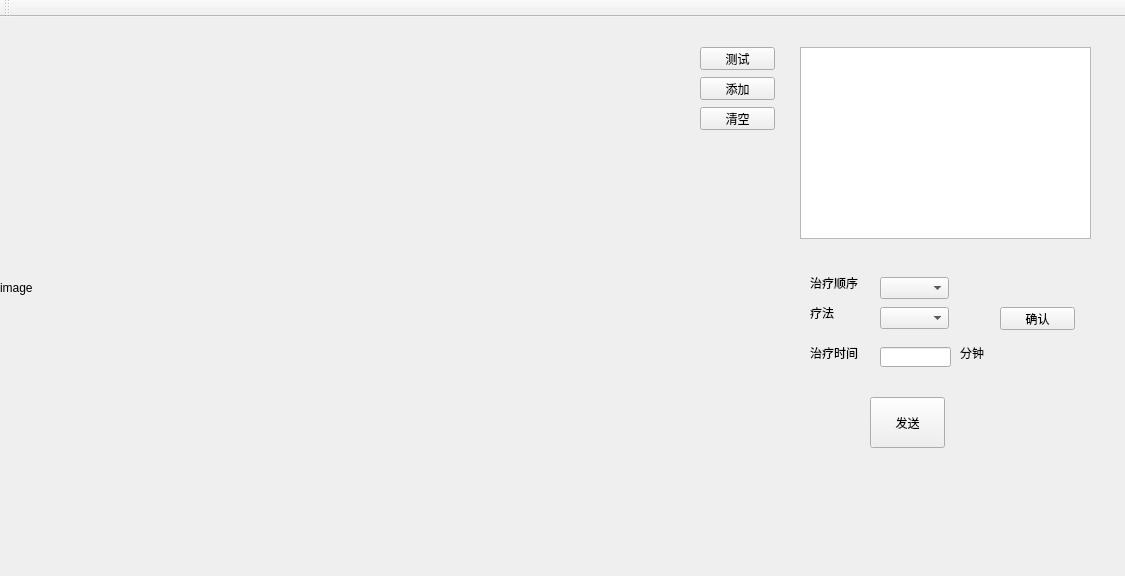
The window that AJDoctorView/mainwindow.ui (leo0530/AJDoctorView) describes before a commit, drawn with Qt 5.
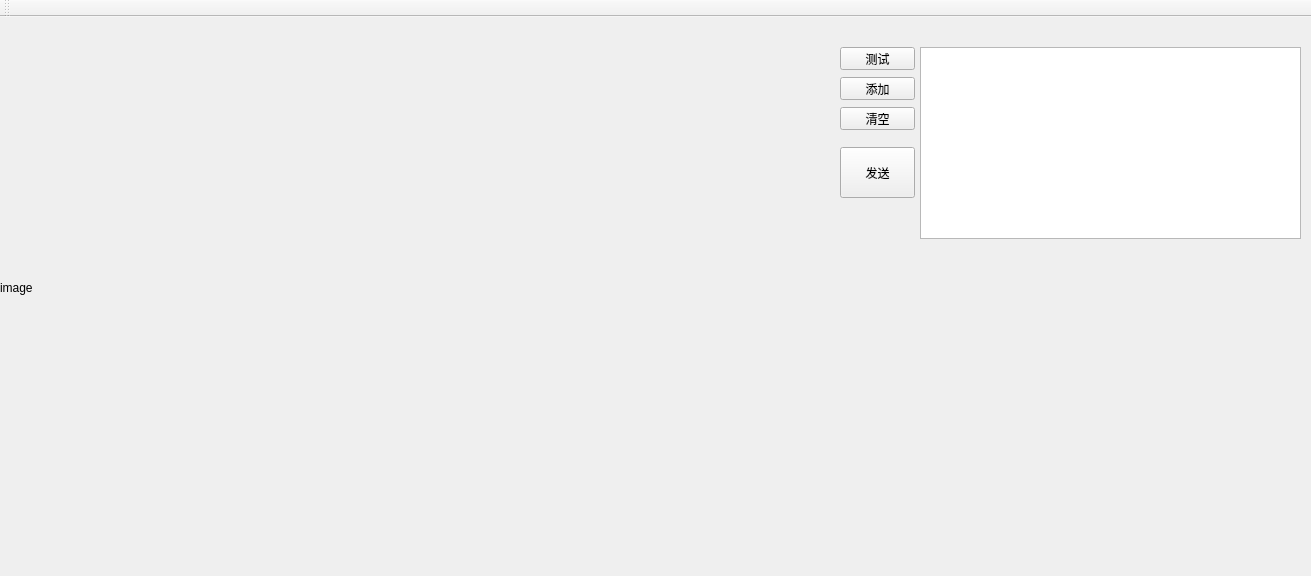
The same window after the commit.

```diff
--- a/AJDoctorView/mainwindow.ui
+++ b/AJDoctorView/mainwindow.ui
@@ -6,7 +6,7 @@
    <rect>
     <x>0</x>
     <y>0</y>
-    <width>1125</width>
+    <width>1311</width>
     <height>576</height>
    </rect>
   </property>
@@ -30,7 +30,7 @@
    <widget class="QPushButton" name="pushButton">
     <property name="geometry">
      <rect>
-      <x>700</x>
+      <x>840</x>
       <y>30</y>
       <width>75</width>
       <height>23</height>
@@ -43,9 +43,9 @@
    <widget class="QTableView" name="tableView">
     <property name="geometry">
      <rect>
-      <x>800</x>
+      <x>920</x>
       <y>30</y>
-      <width>291</width>
+      <width>381</width>
       <height>192</height>
      </rect>
     </property>
@@ -53,7 +53,7 @@
    <widget class="QPushButton" name="addButton">
     <property name="geometry">
      <rect>
-      <x>700</x>
+      <x>840</x>
       <y>60</y>
       <width>75</width>
       <height>23</height>
@@ -66,7 +66,7 @@
    <widget class="QPushButton" name="deleteItemButton">
     <property name="geometry">
      <rect>
-      <x>700</x>
+      <x>840</x>
       <y>90</y>
       <width>75</width>
       <height>23</height>
@@ -76,106 +76,11 @@
      <string>清空</string>
     </property>
    </widget>
-   <widget class="QComboBox" name="comboBox_no">
-    <property name="geometry">
-     <rect>
-      <x>880</x>
-      <y>260</y>
-      <width>69</width>
-      <height>22</height>
-     </rect>
-    </property>
-   </widget>
-   <widget class="QComboBox" name="comboBox_cure">
-    <property name="geometry">
-     <rect>
-      <x>880</x>
-      <y>290</y>
-      <width>69</width>
-      <height>22</height>
-     </rect>
-    </property>
-   </widget>
-   <widget class="QLabel" name="label_no">
-    <property name="geometry">
-     <rect>
-      <x>810</x>
-      <y>260</y>
-      <width>54</width>
-      <height>12</height>
-     </rect>
-    </property>
-    <property name="text">
-     <string>治疗顺序</string>
-    </property>
-   </widget>
-   <widget class="QLabel" name="label_cute">
-    <property name="geometry">
-     <rect>
-      <x>810</x>
-      <y>290</y>
-      <width>54</width>
-      <height>12</height>
-     </rect>
-    </property>
-    <property name="text">
-     <string>疗法</string>
-    </property>
-   </widget>
-   <widget class="QLabel" name="label_cutetime">
-    <property name="geometry">
-     <rect>
-      <x>810</x>
-      <y>330</y>
-      <width>54</width>
-      <height>12</height>
-     </rect>
-    </property>
-    <property name="text">
-     <string>治疗时间</string>
-    </property>
-   </widget>
-   <widget class="QLineEdit" name="lineEdit">
-    <property name="geometry">
-     <rect>
-      <x>880</x>
-      <y>330</y>
-      <width>71</width>
-      <height>20</height>
-     </rect>
-    </property>
-   </widget>
-   <widget class="QLabel" name="label_5">
-    <property name="geometry">
-     <rect>
-      <x>960</x>
-      <y>330</y>
-      <width>54</width>
-      <height>12</height>
-     </rect>
-    </property>
-    <property name="text">
-     <string>分钟</string>
-    </property>
-   </widget>
-   <widget class="QPushButton" name="confirmButton">
-    <property name="geometry">
-     <rect>
-      <x>1000</x>
-      <y>290</y>
-      <width>75</width>
-      <height>23</height>
-     </rect>
-    </property>
-    <property name="text">
-     <string>确认</string>
-    </property>
-   </widget>
    <widget class="QPushButton" name="sendButton">
     <property name="geometry">
      <rect>
-      <x>870</x>
-      <y>380</y>
+      <x>840</x>
+      <y>130</y>
       <width>75</width>
       <height>51</height>
      </rect>
```
